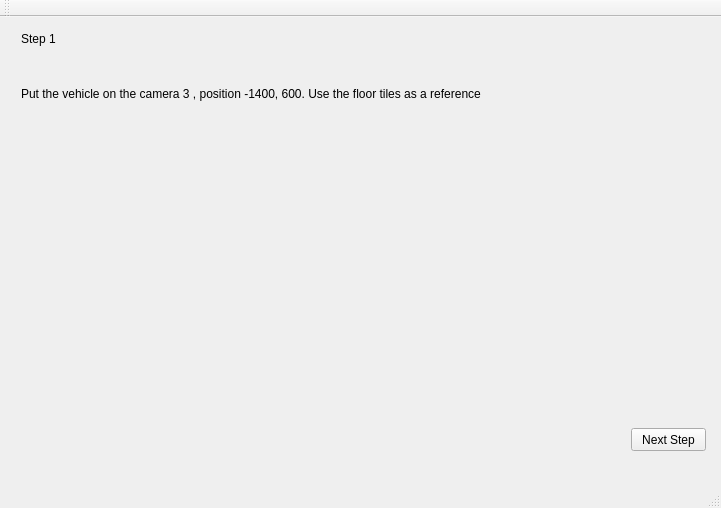
First picture: the form in uvispace/uvigui/tools/fuzzy_controller_calib/fuzzy_interface.ui, repository UviDTE-UviSpace/uvispace-main-controller, before the edit.
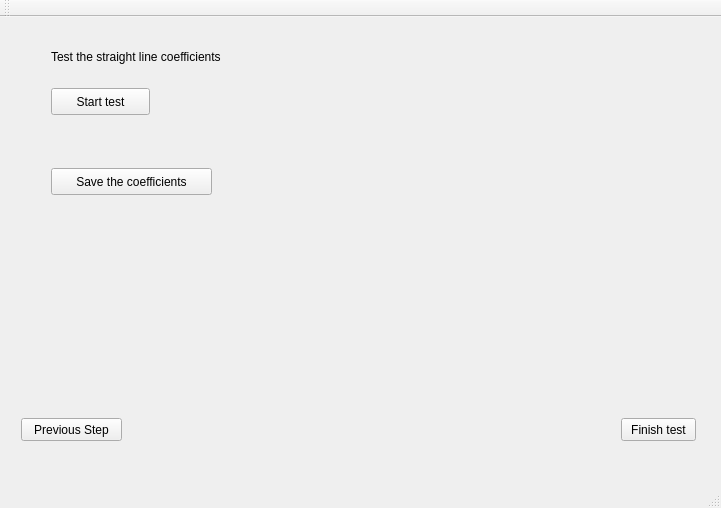
Second picture: the form after the edit. Icons and pictures are not drawn.

Commit message: Added coefficient resolver to fuzzy controller. Added table to show coefficients in gui

The edit to the form file:
```diff
--- a/uvispace/uvigui/tools/fuzzy_controller_calib/fuzzy_interface.ui
+++ b/uvispace/uvigui/tools/fuzzy_controller_calib/fuzzy_interface.ui
@@ -18,7 +18,7 @@
     <item row="0" column="0">
      <widget class="QStackedWidget" name="stackedWidget">
       <property name="currentIndex">
-       <number>0</number>
+       <number>4</number>
       </property>
       <widget class="QWidget" name="page_0">
        <widget class="QPushButton" name="next0Button">
@@ -358,6 +358,145 @@
         </property>
         <property name="text">
          <string>Finish test</string>
+        </property>
+       </widget>
+       <widget class="QTableWidget" name="tableWidget">
+        <property name="geometry">
+         <rect>
+          <x>20</x>
+          <y>80</y>
+          <width>571</width>
+          <height>241</height>
+         </rect>
+        </property>
+        <row>
+         <property name="text">
+          <string>FWD Left</string>
+         </property>
+        </row>
+        <row>
+         <property name="text">
+          <string>FWD Right</string>
+         </property>
+        </row>
+        <row>
+         <property name="text">
+          <string>Turn Left</string>
+         </property>
+        </row>
+        <row>
+         <property name="text">
+          <string>Turn Right</string>
+         </property>
+        </row>
+        <column>
+         <property name="text">
+          <string>C0</string>
+         </property>
+        </column>
+        <column>
+         <property name="text">
+          <string>C1</string>
+         </property>
+        </column>
+        <column>
+         <property name="text">
+          <string>C2</string>
+         </property>
+        </column>
+        <column>
+         <property name="text">
+          <string>C3</string>
+         </property>
+        </column>
+        <column>
+         <property name="text">
+          <string>C4</string>
+         </property>
+        </column>
+        <column>
+         <property name="text">
+          <string>C5</string>
+         </property>
+        </column>
+       </widget>
+      </widget>
+      <widget class="QWidget" name="page_4">
+       <widget class="QPushButton" name="next3Button_2">
+        <property name="geometry">
+         <rect>
+          <x>610</x>
+          <y>390</y>
+          <width>75</width>
+          <height>23</height>
+         </rect>
+        </property>
+        <property name="sizePolicy">
+         <sizepolicy hsizetype="Fixed" vsizetype="Fixed">
+          <horstretch>0</horstretch>
+          <verstretch>0</verstretch>
+         </sizepolicy>
+        </property>
+        <property name="text">
+         <string>Finish test</string>
+        </property>
+       </widget>
+       <widget class="QPushButton" name="prev3Button_2">
+        <property name="geometry">
+         <rect>
+          <x>10</x>
+          <y>390</y>
+          <width>101</width>
+          <height>23</height>
+         </rect>
+        </property>
+        <property name="sizePolicy">
+         <sizepolicy hsizetype="Fixed" vsizetype="Fixed">
+          <horstretch>0</horstretch>
+          <verstretch>0</verstretch>
+         </sizepolicy>
+        </property>
+        <property name="text">
+         <string>Previous Step</string>
+        </property>
+       </widget>
+       <widget class="QPushButton" name="pushButton">
+        <property name="geometry">
+         <rect>
+          <x>40</x>
+          <y>60</y>
+          <width>99</width>
+          <height>27</height>
+         </rect>
+        </property>
+        <property name="text">
+         <string>Start test</string>
+        </property>
+       </widget>
+       <widget class="QLabel" name="label_15">
+        <property name="geometry">
+         <rect>
+          <x>40</x>
+          <y>20</y>
+          <width>231</width>
+          <height>17</height>
+         </rect>
+        </property>
+        <property name="text">
+         <string>Test the straight line coefficients</string>
+        </property>
+       </widget>
+       <widget class="QPushButton" name="pushButton_2">
+        <property name="geometry">
+         <rect>
+          <x>40</x>
+          <y>140</y>
+          <width>161</width>
+          <height>27</height>
+         </rect>
+        </property>
+        <property name="text">
+         <string>Save the coefficients</string>
         </property>
        </widget>
       </widget>
```
Left out of the diff: 18 changed lines with no effect on the pictures. The commit also changes 2 other files.
